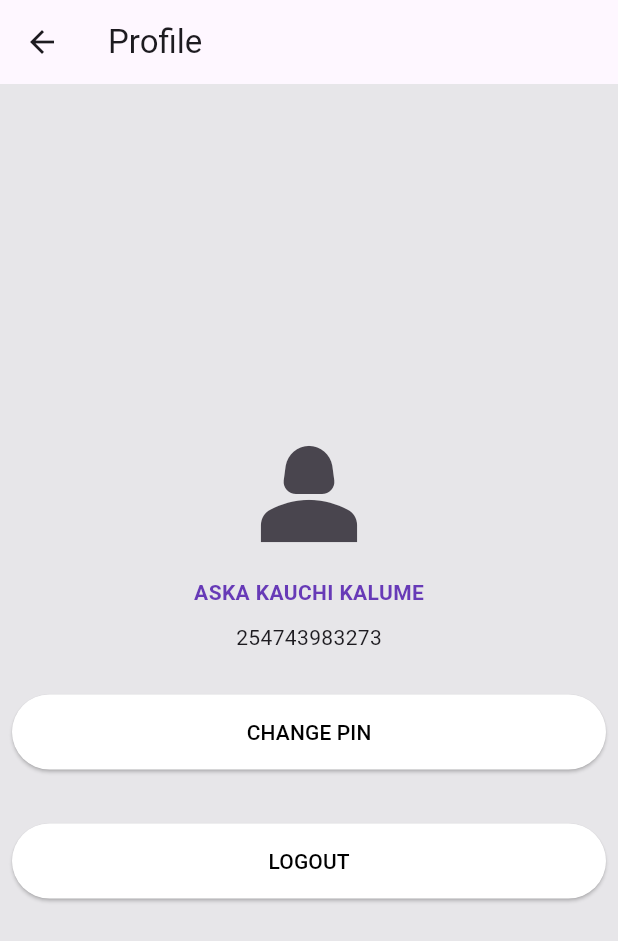
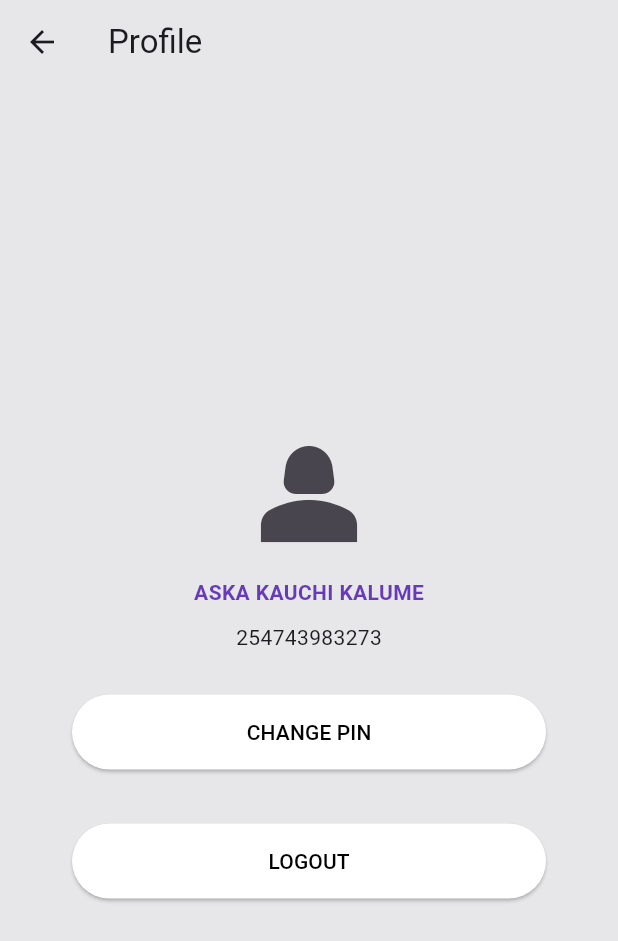
Before and after one commit to azicha/imarika_sacco_mobile_app, a Flutter app: the HomePage screen opened directly, after a tap on the "menu" icon, on a phone screen of 412 x 824 dp. Shown: the top 941 px of the screen. Run offline on Flutter 3.47's test engine with Material 3 defaults, Android fonts, the phone set to English and light mode, and no system bars; our stand-ins replace another_flutter_splash_screen.

Commit message:
Code Refactoring

```diff
--- a/lib/home_details.dart
+++ b/lib/home_details.dart
@@ -42,8 +42,9 @@ class HomeDetails extends StatelessWidget {
               color: const Color.fromARGB(255, 231, 230, 233),
               boxShadow: const [BoxShadow(blurRadius: 0.05)],
               borderRadius: BorderRadius.vertical(
-                  bottom: Radius.elliptical(
-                      MediaQuery.of(context).size.width, 20.0)),
+                bottom:
+                    Radius.elliptical(MediaQuery.of(context).size.width, 30.0),
+              ),
             ),
             child: Column(
               children: [
@@ -56,7 +57,7 @@ class HomeDetails extends StatelessWidget {
                 ),
                 const Text('Good Morning, Aska'),
                 const SizedBox(height: 10),
-                const Text('Welcome Back')
+                const Text('Welcome Back'),
               ],
             ),
           ),
@@ -66,9 +67,7 @@ class HomeDetails extends StatelessWidget {
           const Expanded(
             child: MainServicesCard(),
           ),
-
           const SizedBox(height: 40),
-
           Expanded(
             child: ListView.builder(
               itemCount: otherServices.length,
--- a/lib/home_page.dart
+++ b/lib/home_page.dart
@@ -24,29 +24,37 @@ class _HomePageState extends State<HomePage> {
     return Scaffold(
       body: pages[currentPage],
       bottomNavigationBar: BottomNavigationBar(
+        unselectedItemColor: Colors.black,
+        selectedItemColor: Colors.deepPurple,
+        backgroundColor: const Color.fromARGB(255, 231, 230, 233),
         onTap: (value) {
           setState(() {
             currentPage = value;
           });
         },
         currentIndex: currentPage,
-        iconSize: 35,
+        iconSize: 30,
         items: const [
           BottomNavigationBarItem(
-            icon: Icon(Icons.home),
+            icon: Icon(
+              Icons.home,
+              color: Colors.deepPurple,
+            ),
             label: 'Home',
           ),
           BottomNavigationBarItem(
-            icon: Icon(Icons.savings),
+            icon: Icon(
+              Icons.savings,
+              color: Colors.deepPurple,
+            ),
             label: 'Savings',
           ),
           BottomNavigationBarItem(
-            icon: Icon(Icons.payments),
+            icon: Icon(
+              Icons.payments,
+              color: Colors.deepPurple,
+            ),
             label: 'Loans',
-          ),
-          BottomNavigationBarItem(
-            icon: Icon(Icons.account_box),
-            label: 'Account',
           ),
         ],
       ),
--- a/lib/menu_options.dart
+++ b/lib/menu_options.dart
@@ -8,9 +8,12 @@ class MenuOptions extends StatelessWidget {
   Widget build(BuildContext context) {
     return Scaffold(
       appBar: AppBar(
+        backgroundColor: const Color.fromARGB(255, 231, 230, 233),
         title: const Text('Profile'),
       ),
       body: Center(
+        child: Padding(
+          padding: const EdgeInsets.all(40.0),
           child: Column(
             mainAxisAlignment: MainAxisAlignment.center,
             children: [
@@ -75,6 +78,7 @@ class MenuOptions extends StatelessWidget {
             ],
           ),
         ),
+      ),
     );
   }
 }
--- a/lib/pin_reset.dart
+++ b/lib/pin_reset.dart
@@ -13,6 +13,7 @@ class PinReset extends StatelessWidget {
     );
     return Scaffold(
         appBar: AppBar(
+          backgroundColor: const Color.fromARGB(255, 231, 230, 233),
           title: const Text('Change Pin'),
         ),
         body: Padding(
```
Also changed, not shown: lib/grid_sample.dart (deleted, +0 -105 lines). Lines whose indentation alone changed are shown as unchanged.
